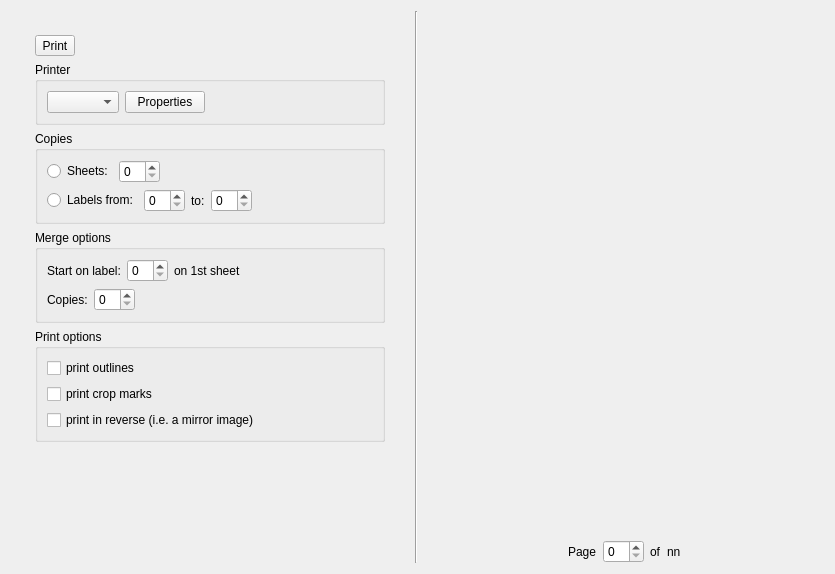
First picture: the form in glabels/ui/PrintView.ui, repository jimevins/glabels-qt, before the edit.
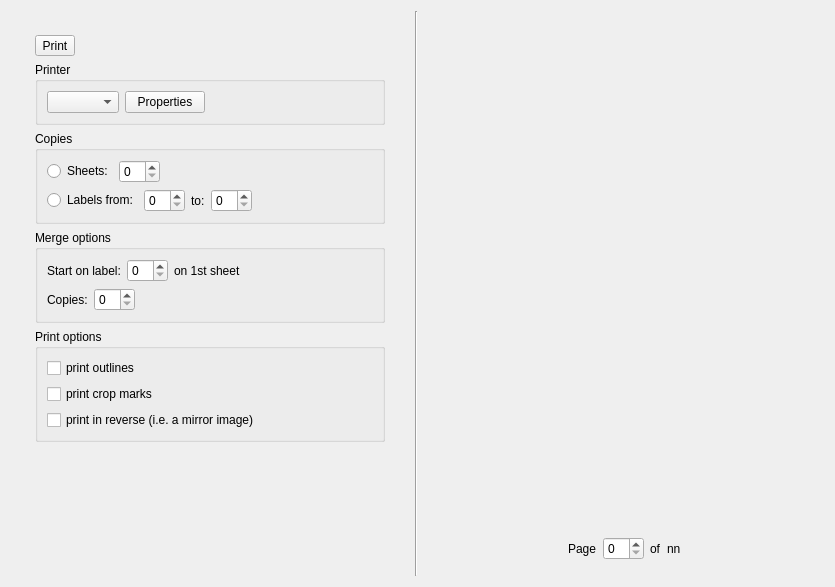
Second picture: the form after the edit. Icons and pictures are not drawn. Custom widgets are drawn as their Qt base class.

Commit message: Created skeletal rich print preview widget.

```diff
--- a/glabels/ui/PrintView.ui
+++ b/glabels/ui/PrintView.ui
@@ -43,6 +43,9 @@
      </item>
      <item>
       <layout class="QHBoxLayout" name="horizontalLayout_6">
+       <property name="bottomMargin">
+        <number>16</number>
+       </property>
        <item>
         <spacer name="horizontalSpacer_8">
          <property name="orientation">
```
Left out of the diff: 6 changed lines with no effect on the pictures. The commit also changes 7 other files.
